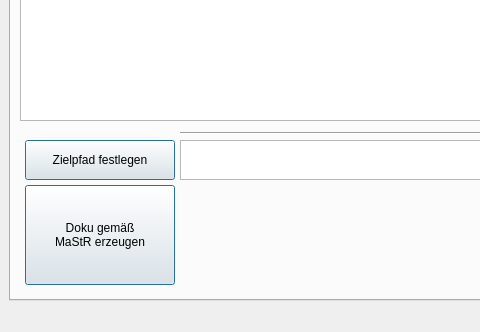
Before: the Qt Designer form ui/mainwindow.ui in creativeSloth/SUN_Article_Fetcher, drawn with Qt 5; both pictures show x 0 to 480 and y 287 to 619 of the 800 by 619 pixel window.
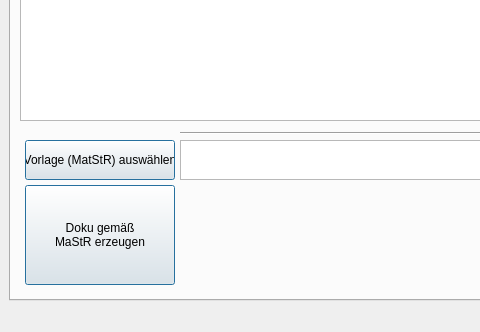
After: the same form once the commit is applied.

```diff
--- a/ui/mainwindow.ui
+++ b/ui/mainwindow.ui
@@ -676,7 +676,7 @@
                </size>
               </property>
               <property name="text">
-               <string>Zielpfad festlegen</string>
+               <string>Vorlage (MatStR) auswählen</string>
               </property>
               <property name="autoDefault">
                <bool>false</bool>
```
